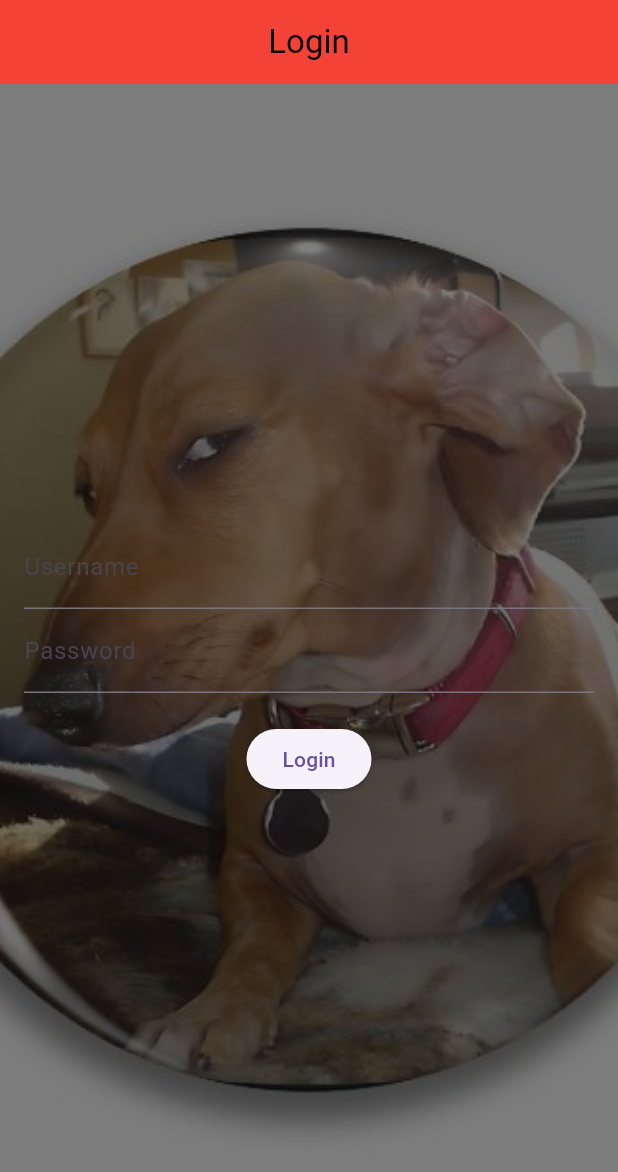
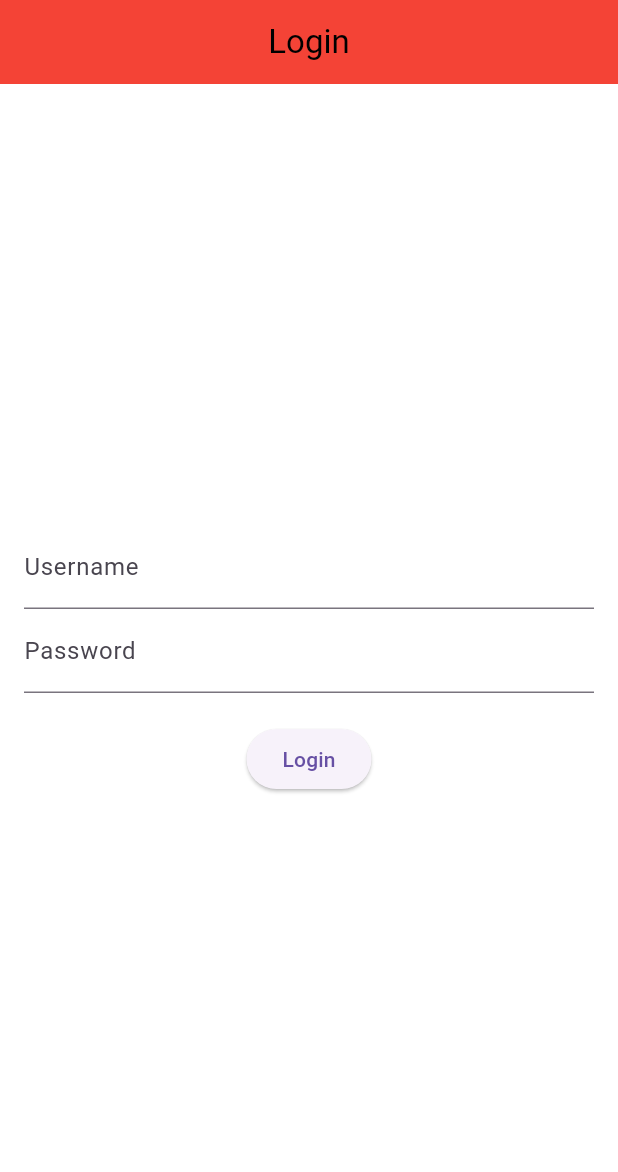
Before and after one commit to AbulHasanShaik/flutter-Simple-Inventory-Manager, a Flutter app: the screen it shows after launch, on a phone screen of 412 x 824 dp. Shown: the top 1172 px of the screen. Run offline on Flutter 3.47's test engine with Material 3 defaults, Android fonts, the phone set to English and light mode, and no system bars; our stand-ins replace sqflite; accounts and stored records are empty.

Commit message:
Second Commit

```diff
--- a/lib/login_page.dart
+++ b/lib/login_page.dart
@@ -44,18 +44,8 @@ class _LoginPageState extends State<LoginPage> {
         foregroundColor: Colors.black,
         title: const Center(child: Text('Login')),
       ),
-      body: Stack(
-        fit: StackFit.expand, // Makes the image take up the entire screen
-        children: [
-          // Background Image
-          Image.asset(
-            'assets/thedogmeme.jpg', // Replace with your image path
-            fit: BoxFit.cover, // Ensure the image covers the screen
-          ),
-          // Content (Login form)
-          Container(
-            color:
-                Colors.black.withOpacity(0.5), // Slight overlay for readability
+      body: Container(
+        color: Colors.white, // Set the background color to red
         padding: const EdgeInsets.all(16.0),
         child: Column(
           mainAxisAlignment: MainAxisAlignment.center,
@@ -77,8 +67,6 @@ class _LoginPageState extends State<LoginPage> {
           ],
         ),
       ),
-        ],
-      ),
     );
   }
 }
```
Lines whose indentation alone changed are shown as unchanged.
